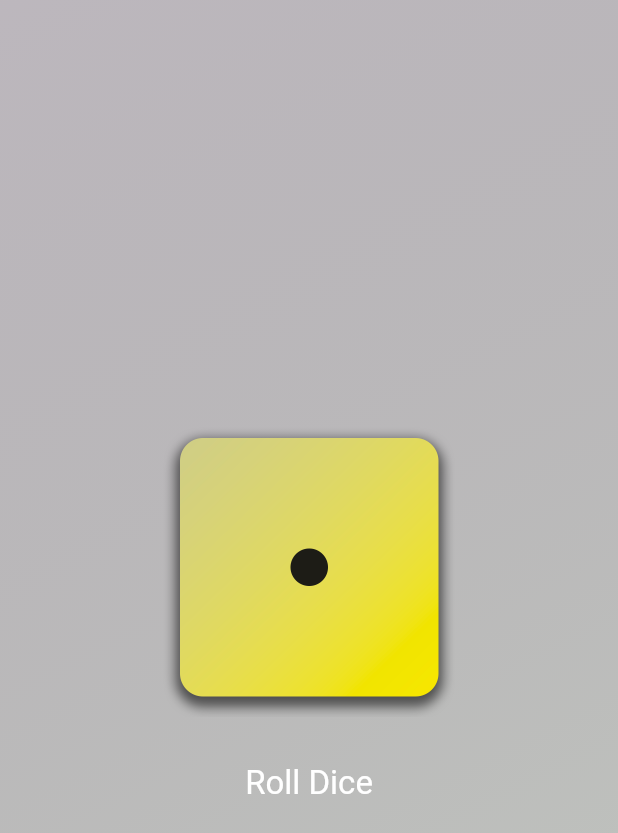
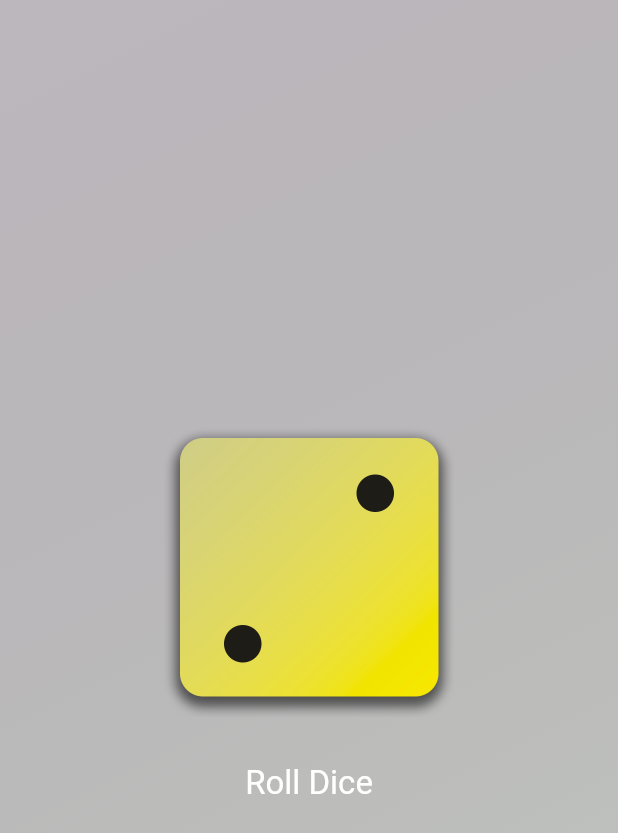
Before and after one commit to waheedkhan-dev/Flutter-Roll-Dice, a Flutter app: the screen it shows after launch, after a tap on "Roll Dice", on a phone screen of 412 x 824 dp. Shown: the top 833 px of the screen. Run offline on Flutter 3.47's test engine with Material 3 defaults, Android fonts, the phone set to English and light mode, and no system bars.

Commit message:
Add dice_roller class as StatefulWidget

```diff
--- /dev/null
+++ b/lib/dice_roller.dart
@@ -0,0 +1,44 @@
+import 'package:flutter/material.dart';
+import 'package:roll_dice/styled_text.dart';
+
+class DiceRoller extends StatefulWidget {
+  const DiceRoller({super.key});
+
+  @override
+  State<DiceRoller> createState() {
+    return _DiceRollerState();
+  }
+}
+
+class _DiceRollerState extends State<DiceRoller> {
+  var activeDiceImage = 'assets/images/dice-1.png';
+  void rollDice() {
+    setState(() {
+      activeDiceImage = 'assets/images/dice-2.png';
+    });
+  }
+
+  @override
+  Widget build(BuildContext context) {
+    return Column(
+      mainAxisAlignment: MainAxisAlignment.center,
+      children: [
+        Image.asset(
+          activeDiceImage,
+          width: 200,
+        ),
+        const SizedBox(
+          height: 20,
+        ),
+        TextButton(
+          onPressed: rollDice,
+          style: TextButton.styleFrom(
+            foregroundColor: Colors.white,
+            textStyle: const TextStyle(fontSize: 28),
+          ),
+          child: const StyledText("Roll Dice"),
+        ),
+      ],
+    );
+  }
+}
--- a/lib/gradient_containter.dart
+++ b/lib/gradient_containter.dart
@@ -1,18 +1,13 @@
 import 'package:flutter/material.dart';
-import 'package:roll_dice/styled_text.dart';
+import 'package:roll_dice/dice_roller.dart';
 
 const startAlignment = Alignment.topLeft;
 const endAlignment = Alignment.bottomRight;
 
-// ignore: must_be_immutable
 class GradientContainer extends StatelessWidget {
-  GradientContainer({super.key, required this.colors});
+  const GradientContainer({super.key, required this.colors});
 
   final List<Color> colors;
-  var activeDiceImage = 'assets/images/dice-1.png';
-  void rollDice() {
-    activeDiceImage = 'assets/images/dice-2.png';
-  }
 
   @override
   Widget build(BuildContext context) {
@@ -20,24 +15,8 @@ class GradientContainer extends StatelessWidget {
       decoration: BoxDecoration(
           gradient: LinearGradient(
               colors: colors, begin: startAlignment, end: endAlignment)),
-      child: Center(
-        child: Column(mainAxisAlignment: MainAxisAlignment.center, children: [
-          Image.asset(
-            activeDiceImage,
-            width: 200,
-          ),
-          const SizedBox(
-            height: 20,
-          ),
-          TextButton(
-            onPressed: rollDice,
-            style: TextButton.styleFrom(
-              foregroundColor: Colors.white,
-              textStyle: const TextStyle(fontSize: 28),
-            ),
-            child: const StyledText("Roll Dice"),
-          ),
-        ]),
+      child: const Center(
+        child: DiceRoller(),
       ),
     );
   }
```
